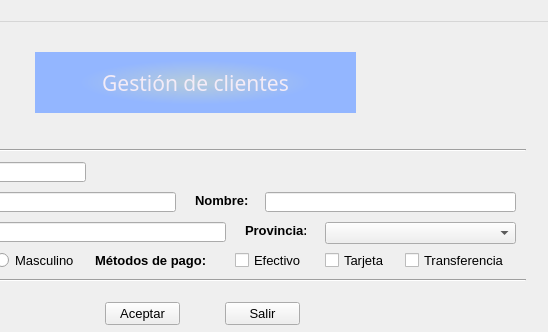
Old version of the form ventana.ui in the repository cegola/GOMEZLANGE; both pictures show x 175 to 723 and y 0 to 332 of the 723 by 600 pixel window.
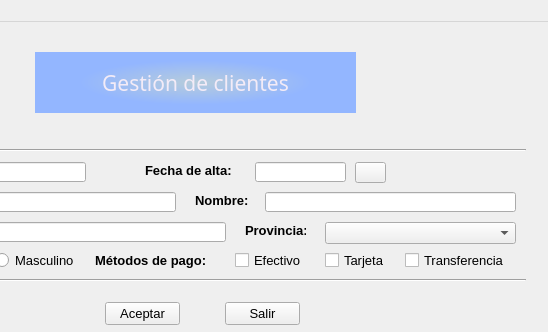
New version of the form. Icons and pictures are not drawn.

Commit message: Version 0.0.2 Ventana salir preparada, codigo de ventana metido, dunciona, calendar preparado

Diff of the .ui file:
```diff
--- a/ventana.ui
+++ b/ventana.ui
@@ -135,9 +135,9 @@
    <widget class="QLabel" name="lblValidar">
     <property name="geometry">
      <rect>
-      <x>280</x>
+      <x>270</x>
       <y>140</y>
-      <width>47</width>
+      <width>31</width>
       <height>21</height>
      </rect>
     </property>
@@ -385,6 +385,60 @@
      </rect>
     </property>
    </widget>
+   <widget class="QLabel" name="lblCliAlta">
+    <property name="geometry">
+     <rect>
+      <x>320</x>
+      <y>140</y>
+      <width>101</width>
+      <height>16</height>
+     </rect>
+    </property>
+    <property name="font">
+     <font>
+      <family>MS Shell Dlg 2</family>
+      <pointsize>10</pointsize>
+      <weight>75</weight>
+      <bold>true</bold>
+     </font>
+    </property>
+    <property name="text">
+     <string>Fecha de alta:</string>
+    </property>
+   </widget>
+   <widget class="QLineEdit" name="editCliAlta">
+    <property name="geometry">
+     <rect>
+      <x>430</x>
+      <y>140</y>
+      <width>91</width>
+      <height>20</height>
+     </rect>
+    </property>
+   </widget>
+   <widget class="QPushButton" name="btnCalendar">
+    <property name="geometry">
+     <rect>
+      <x>530</x>
+      <y>140</y>
+      <width>31</width>
+      <height>21</height>
+     </rect>
+    </property>
+    <property name="text">
+     <string/>
+    </property>
+    <property name="icon">
+     <iconset>
+      <normaloff>img/iconoCalendar.png</normaloff>img/iconoCalendar.png</iconset>
+    </property>
+    <property name="iconSize">
+     <size>
+      <width>24</width>
+      <height>24</height>
+     </size>
+    </property>
+   </widget>
   </widget>
   <widget class="QMenuBar" name="menuBar">
    <property name="geometry">
```
Left out of the diff: 4 changed lines with no effect on the pictures. The commit also changes 9 other files.
